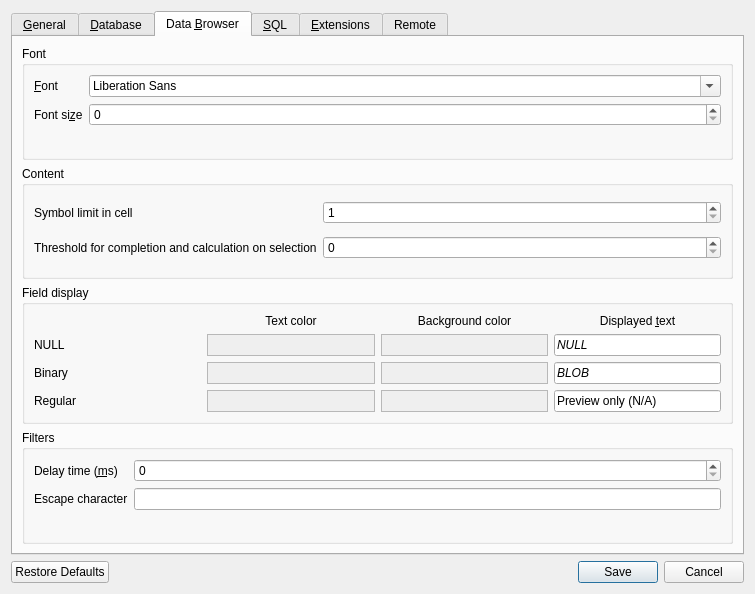
Above: src/PreferencesDialog.ui from sqlitebrowser/sqlitebrowser before the change. Below: the same form after it.
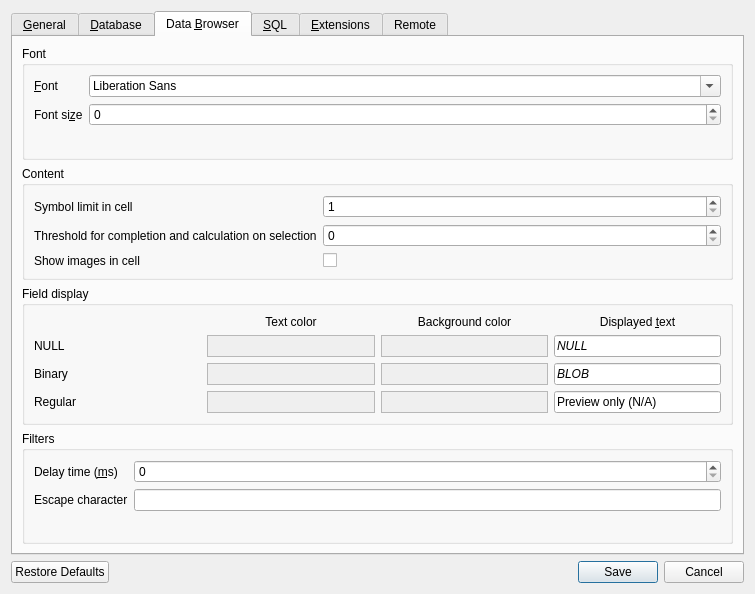
That is the form after the change. The open tabs and pages were chosen to show the change. Icons and pictures are not drawn. Custom widgets are drawn as their Qt base class.

Commit message:
Support inline preview of image data in cells
This adds a new option in the Preferences dialog to enable a preview of
images in BLOB cells directly in the grid view of the Browse Data tab.

See issue #2000.

```diff
--- a/src/PreferencesDialog.ui
+++ b/src/PreferencesDialog.ui
@@ -821,6 +821,23 @@
               </property>
              </widget>
             </item>
+            <item row="2" column="0">
+             <widget class="QLabel" name="label_22">
+              <property name="text">
+               <string>Show images in cell</string>
+              </property>
+              <property name="buddy">
+               <cstring>checkShowImagesInline</cstring>
+              </property>
+             </widget>
+            </item>
+            <item row="2" column="1">
+             <widget class="QCheckBox" name="checkShowImagesInline">
+              <property name="toolTip">
+               <string>Enable this option to show a preview of BLOBs containing image data in the cells. This can affect the performance of the data browser, however.</string>
+              </property>
+             </widget>
+            </item>
            </layout>
           </widget>
          </item>
```
Left out of the diff: 63 changed lines with no effect on the pictures. The commit also changes 6 other files.
